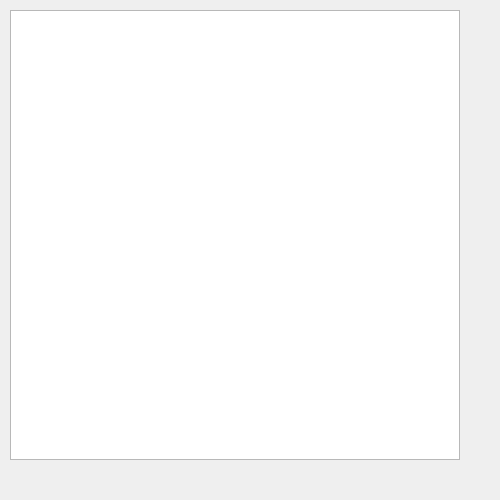
cyonglee/zumzumzum, file formhier.ui: the form before one commit.
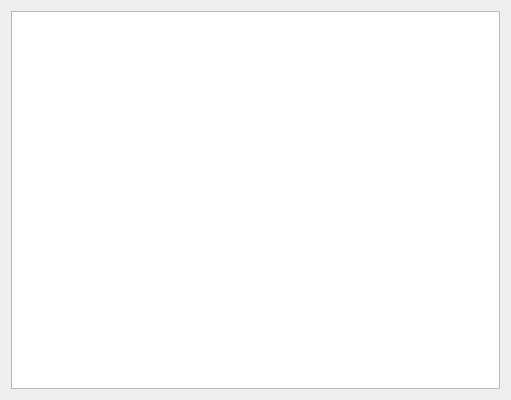
The form after the commit.

Diff of the .ui file:
```diff
--- a/formhier.ui
+++ b/formhier.ui
@@ -6,10 +6,24 @@
    <rect>
     <x>0</x>
     <y>0</y>
-    <width>500</width>
-    <height>500</height>
+    <width>511</width>
+    <height>400</height>
    </rect>
   </property>
+  <property name="minimumSize">
+   <size>
+    <width>380</width>
+    <height>100</height>
+   </size>
+  </property>
+  <property name="windowTitle">
+   <string>Dialog</string>
+  </property>
+  <layout class="QVBoxLayout" name="verticalLayout">
+   <item>
+    <layout class="QGridLayout" name="gridLayout">
+     <item row="0" column="0">
+      <widget class="QTableWidget" name="tableWidget">
   <property name="sizePolicy">
    <sizepolicy hsizetype="Expanding" vsizetype="Expanding">
     <horstretch>0</horstretch>
@@ -18,32 +32,8 @@
   </property>
   <property name="minimumSize">
    <size>
-    <width>500</width>
-    <height>500</height>
-   </size>
-  </property>
-  <property name="windowTitle">
-   <string>Dialog</string>
-  </property>
-  <widget class="QTableWidget" name="tableWidget">
-   <property name="geometry">
-    <rect>
-     <x>10</x>
-     <y>10</y>
-     <width>450</width>
-     <height>450</height>
-    </rect>
-   </property>
-   <property name="minimumSize">
-    <size>
-     <width>400</width>
-     <height>400</height>
-    </size>
-   </property>
-   <property name="maximumSize">
-    <size>
-     <width>450</width>
-     <height>450</height>
+         <width>260</width>
+         <height>100</height>
     </size>
    </property>
    <property name="baseSize">
@@ -58,10 +48,26 @@
    <property name="editTriggers">
     <set>QAbstractItemView::NoEditTriggers</set>
    </property>
+       <property name="alternatingRowColors">
+        <bool>true</bool>
+       </property>
+       <property name="gridStyle">
+        <enum>Qt::SolidLine</enum>
+       </property>
    <attribute name="horizontalHeaderCascadingSectionResizes">
     <bool>false</bool>
    </attribute>
-  </widget>
+       <attribute name="horizontalHeaderStretchLastSection">
+        <bool>false</bool>
+       </attribute>
+       <attribute name="verticalHeaderVisible">
+        <bool>false</bool>
+       </attribute>
+      </widget>
+     </item>
+    </layout>
+   </item>
+  </layout>
  </widget>
  <resources/>
  <connections/>
```
Left out of the diff: 4 changed lines with no effect on the pictures. Lines whose indentation alone changed are shown as unchanged.
